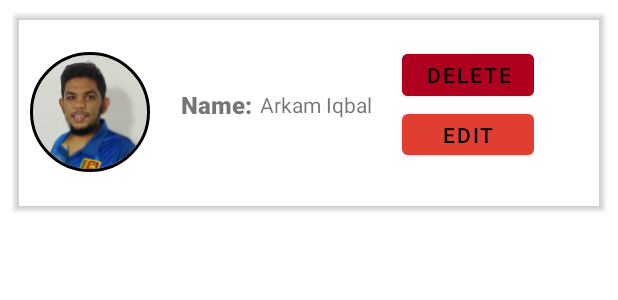
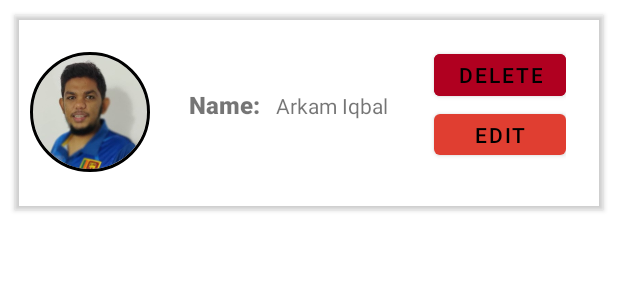
Before and after one commit to ardsb/criclova-android-app, an Android app: the layout players_profile_list_layout.xml on its own in the app's theme, with its tools: preview values and no code run, on a phone screen of 412 x 824 dp. Shown: the top 300 px of the screen. Run offline under Robolectric (Android 15) with nearby library versions, the phone set to English and light mode, and no system bars.

```diff
--- a/app/src/main/res/layout/players_profile_list_layout.xml
+++ b/app/src/main/res/layout/players_profile_list_layout.xml
@@ -47,23 +47,34 @@
                 android:orientation="horizontal">
 
 
+
+                <LinearLayout
+                    android:layout_width="match_parent"
+                    android:layout_height="wrap_content"
+                    android:layout_gravity="center"
+                    android:layout_margin="5dp">
+
                     <TextView
-                    android:id="@+id/txtProfileNameInput"
-                    android:layout_width="wrap_content"
+                        android:layout_width="0dp"
+                        android:layout_weight="5"
                         android:layout_height="wrap_content"
                         android:fontFamily="sans-serif-black"
                         android:paddingHorizontal="5dp"
-                    android:layout_gravity="center"
                         android:text="Name:"
                         android:textSize="16sp" />
 
-
                     <TextView
                         android:id="@+id/txtProfileNameStatisticAdmin"
-                    android:layout_width="wrap_content"
+                        android:layout_width="0dp"
+                        android:layout_weight="5"
                         android:layout_height="wrap_content"
-                    android:layout_gravity="center"
+                        android:paddingHorizontal="5dp"
                         android:text="Arkam Iqbal" />
+
+                </LinearLayout>
+
+
+
 
                 <LinearLayout
                     android:layout_width="wrap_content"
@@ -86,6 +97,10 @@
                         android:text="Edit" />
 
                 </LinearLayout>
+
+
+
+
 
 
             </LinearLayout>
```
Also changed, not shown: app/src/main/res/layout/activity_add_player_detail.xml (+0 -15 lines). Lines whose indentation alone changed are shown as unchanged.
